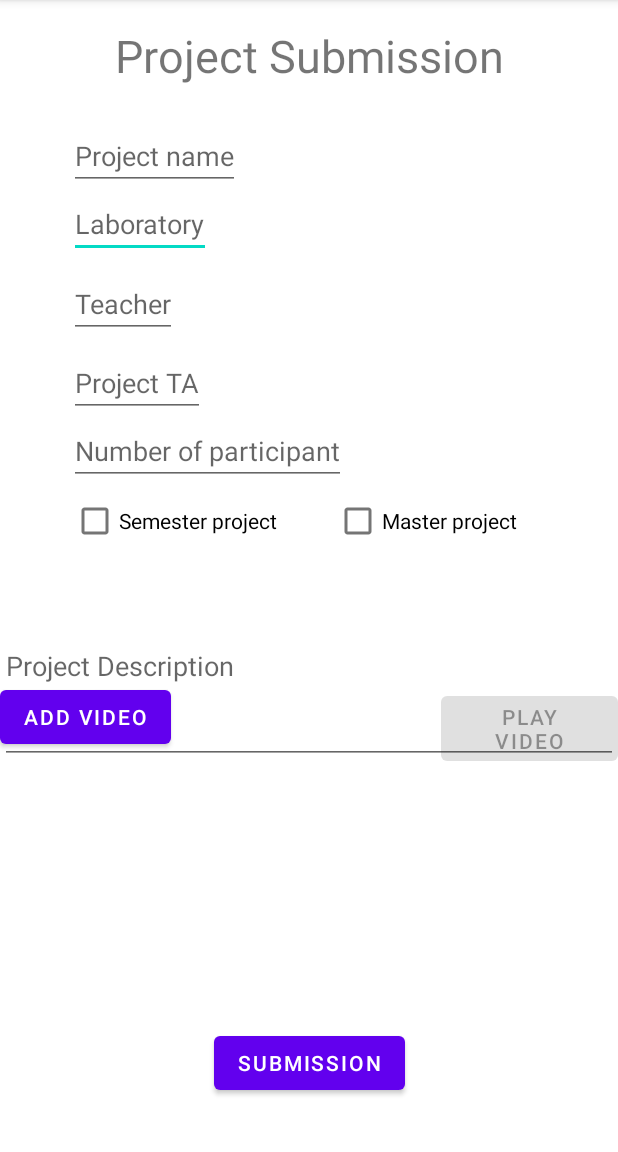
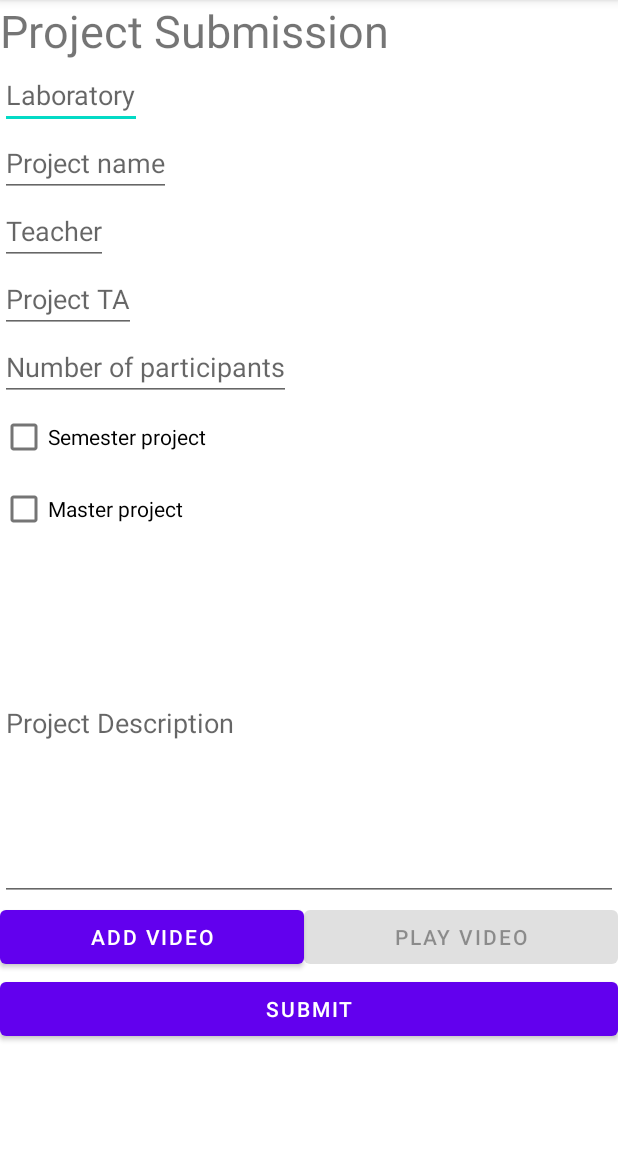
Before and after one commit to asfoury/projmag, an Android app: the Form screen opened directly, with no data from a screen before it, on a phone screen of 412 x 824 dp, the part 84-1236 px from its top. Run offline under Robolectric (Android 15) with nearby library versions, the phone set to English and light mode, and no system bars.

Commit message:
When submiting project can now add a video and see it

```diff
--- a/app/src/main/AndroidManifest.xml
+++ b/app/src/main/AndroidManifest.xml
@@ -1,7 +1,8 @@
 <?xml version="1.0" encoding="utf-8"?>
 <manifest xmlns:android="http://schemas.android.com/apk/res/android"
     package="com.sdp13epfl2021.projmag">
-  <uses-permission
+
+    <uses-permission
         android:name="android.permission.READ_EXTERNAL_STORAGE"
         android:required="true" />
     <application
@@ -11,14 +12,8 @@
         android:roundIcon="@mipmap/ic_launcher_round"
         android:supportsRtl="true"
         android:theme="@style/Theme.Projmag">
-        <activity android:name=".activities.PlayVideoDescription"></activity>
-        <activity android:name=".ProfilePageActivity">
-            <intent-filter>
-                <action android:name="android.intent.action.MAIN" />
-
-                <category android:name="android.intent.category.LAUNCHER" />
-            </intent-filter>
-        </activity>
+        <activity android:name=".activities.PlayVideoDescription" />
+        <activity android:name=".ProfilePageActivity" />
         <activity
             android:name=".activities.ProjectInformationActivity"
             android:parentActivityName=".activities.ProjectsListActivity" />
--- a/app/src/main/java/com/sdp13epfl2021/projmag/MainActivity.kt
+++ b/app/src/main/java/com/sdp13epfl2021/projmag/MainActivity.kt
@@ -27,9 +27,9 @@ class MainActivity : AppCompatActivity() {
         /**If user is not authenticated, send him to SignInActivity to authenticate first.
          * Else send him to DashboardActivity*/
         Handler(Looper.getMainLooper()).postDelayed({
-            if(user != null){
+            if (user != null) {
                 goToProjectsList()
-            }else{
+            } else {
                 goToSignIn()
             }
         }, 2000)
--- a/app/src/main/java/com/sdp13epfl2021/projmag/ProfilePageActivity.kt
+++ b/app/src/main/java/com/sdp13epfl2021/projmag/ProfilePageActivity.kt
@@ -26,7 +26,7 @@ class ProfilePageActivity : AppCompatActivity() {
             val gallery = Intent(Intent.ACTION_PICK, MediaStore.Images.Media.INTERNAL_CONTENT_URI)
             startActivityForResult(gallery, pickImage)
         }
-        }
+    }
 
     override fun onActivityResult(requestCode: Int, resultCode: Int, data: Intent?) {
         super.onActivityResult(requestCode, resultCode, data)
--- a/app/src/main/res/layout/activity_form.xml
+++ b/app/src/main/res/layout/activity_form.xml
@@ -1,11 +1,15 @@
 <?xml version="1.0" encoding="utf-8"?>
-<androidx.constraintlayout.widget.ConstraintLayout xmlns:android="http://schemas.android.com/apk/res/android"
+<ScrollView xmlns:android="http://schemas.android.com/apk/res/android"
     xmlns:app="http://schemas.android.com/apk/res-auto"
     xmlns:tools="http://schemas.android.com/tools"
     android:layout_width="match_parent"
     android:layout_height="match_parent"
     tools:context=".Form">
 
+    <LinearLayout
+        android:layout_width="match_parent"
+        android:layout_height="match_parent"
+        android:orientation="vertical">
 
         <TextView
             android:id="@+id/title_form"
@@ -16,8 +20,7 @@
             app:layout_constraintBottom_toBottomOf="parent"
             app:layout_constraintLeft_toLeftOf="parent"
             app:layout_constraintRight_toRightOf="parent"
-        app:layout_constraintTop_toTopOf="parent"
-        app:layout_constraintVertical_bias="0.023"/>
+            app:layout_constraintTop_toTopOf="parent" />
 
 
         <EditText
@@ -29,42 +32,38 @@
 
             android:inputType="textPersonName"
             app:layout_constraintStart_toStartOf="@+id/form_edit_text_project_name"
-        app:layout_constraintTop_toBottomOf="@+id/form_edit_text_project_name"/>
+            app:layout_constraintTop_toBottomOf="@+id/form_edit_text_project_name" />
 
         <EditText
             android:id="@+id/form_edit_text_project_name"
             android:layout_width="wrap_content"
             android:layout_height="wrap_content"
-        android:layout_marginStart="46dp"
-        android:layout_marginTop="24dp"
             android:autofillHints=""
             android:hint="@string/project_name"
             android:inputType="textPersonName"
             app:layout_constraintStart_toStartOf="parent"
-        app:layout_constraintTop_toBottomOf="@+id/title_form"/>
+            app:layout_constraintTop_toBottomOf="@+id/title_form" />
 
         <EditText
             android:id="@+id/form_edit_text_teacher"
             android:layout_width="wrap_content"
             android:layout_height="wrap_content"
-        android:layout_marginTop="8dp"
             android:autofillHints=""
             android:hint="@string/teacher"
             android:inputType="textPersonName"
             app:layout_constraintStart_toStartOf="@+id/form_edit_text_laboratory"
-        app:layout_constraintTop_toBottomOf="@+id/form_edit_text_laboratory"/>
+            app:layout_constraintTop_toBottomOf="@+id/form_edit_text_laboratory" />
 
         <EditText
             android:id="@+id/form_edit_text_project_TA"
             android:layout_width="wrap_content"
             android:layout_height="wrap_content"
-        android:layout_marginTop="7dp"
             android:autofillHints=""
 
             android:hint="@string/project_TA"
             android:inputType="textPersonName"
             app:layout_constraintStart_toStartOf="@+id/form_edit_text_teacher"
-        app:layout_constraintTop_toBottomOf="@+id/form_edit_text_teacher"/>
+            app:layout_constraintTop_toBottomOf="@+id/form_edit_text_teacher" />
 
         <EditText
             android:id="@+id/form_nb_of_participant"
@@ -80,7 +79,6 @@
             android:id="@+id/form_check_box_SP"
             android:layout_width="wrap_content"
             android:layout_height="wrap_content"
-        android:layout_marginStart="9dp"
             android:text="@string/semester_project"
             app:layout_constraintEnd_toStartOf="@+id/form_check_box_MP"
             app:layout_constraintStart_toStartOf="parent"
@@ -90,7 +88,6 @@
             android:id="@+id/form_check_box_MP"
             android:layout_width="wrap_content"
             android:layout_height="wrap_content"
-        android:layout_marginEnd="29dp"
             android:text="@string/master_project"
             app:layout_constraintEnd_toEndOf="parent"
             app:layout_constraintStart_toEndOf="@+id/form_check_box_SP"
@@ -98,52 +95,54 @@
 
         <EditText
             android:id="@+id/form_project_description"
-        android:layout_width="0dp"
+            android:layout_width="match_parent"
             android:layout_height="wrap_content"
-        android:layout_marginTop="7dp"
             android:autofillHints=""
             android:hint="@string/project_description"
             android:inputType="textMultiLine"
-        android:lines="5"
+            android:lines="10"
             app:layout_constraintEnd_toEndOf="parent"
             app:layout_constraintStart_toStartOf="parent"
             app:layout_constraintTop_toBottomOf="@+id/form_check_box_SP" />
 
+
+        <LinearLayout
+            android:layout_width="match_parent"
+            android:layout_height="wrap_content"
+            android:gravity="center"
+            android:orientation="horizontal"
+            app:layout_constraintBottom_toBottomOf="@id/form_project_description">
+
+            <Button
+                android:id="@+id/add_video"
+                android:layout_width="wrap_content"
+                android:layout_height="wrap_content"
+                android:layout_weight="1"
+                android:text="@string/add_video"
+                app:layout_constraintBottom_toTopOf="@+id/form_button_sub"
+                app:layout_constraintEnd_toEndOf="parent"
+                app:layout_constraintStart_toStartOf="parent"
+                app:layout_constraintTop_toBottomOf="@+id/form_project_description" />
+
+            <Button
+                android:id="@+id/play_video"
+                android:layout_width="wrap_content"
+                android:layout_height="wrap_content"
+                android:layout_weight="1"
+                android:enabled="false"
+                android:text="@string/play_video" />
+        </LinearLayout>
+
         <Button
             android:id="@+id/form_button_sub"
-        android:layout_width="wrap_content"
+            android:layout_width="match_parent"
             android:layout_height="wrap_content"
-        android:layout_marginBottom="35dp"
             android:text="@string/submission"
             app:layout_constraintBottom_toBottomOf="parent"
             app:layout_constraintEnd_toEndOf="parent"
             app:layout_constraintStart_toStartOf="parent" />
 
-    <LinearLayout
-        android:layout_width="match_parent"
-        android:layout_height="wrap_content"
-        app:layout_constraintBottom_toBottomOf="@id/form_project_description"
-        android:orientation="horizontal"
-        >
-        <Button
-            android:id="@+id/add_video"
-            android:layout_width="wrap_content"
-            android:layout_height="wrap_content"
-            android:text="Add Video"
-            app:layout_constraintBottom_toTopOf="@+id/form_button_sub"
-            app:layout_constraintEnd_toEndOf="parent"
-            app:layout_constraintStart_toStartOf="parent"
-            app:layout_constraintTop_toBottomOf="@+id/form_project_description"
-            app:layout_constraintVertical_bias="0.416"
-            android:layout_marginEnd="180dp"/>
-
-        <Button
-            android:id="@+id/play_video"
-            android:layout_width="wrap_content"
-            android:layout_height="wrap_content"
-            android:enabled="false"
-            android:text="Play Video" />
     </LinearLayout>
 
 
-</androidx.constraintlayout.widget.ConstraintLayout>
+</ScrollView>
--- a/app/src/main/res/layout/activity_play_video_description.xml
+++ b/app/src/main/res/layout/activity_play_video_description.xml
@@ -5,11 +5,9 @@
     android:layout_width="match_parent"
     android:layout_height="match_parent"
     tools:context=".activities.PlayVideoDescription">
-
     <VideoView
         android:id="@+id/videoView"
         android:layout_width="match_parent"
-        android:layout_height="match_parent"
-        tools:layout_editor_absoluteX="-60dp"
-        tools:layout_editor_absoluteY="191dp" />
+        android:layout_height="400dp" />
+
 </androidx.constraintlayout.widget.ConstraintLayout>
--- a/app/src/main/res/values/strings.xml
+++ b/app/src/main/res/values/strings.xml
@@ -7,11 +7,11 @@
     <string name="project_name">Project name</string>
     <string name="teacher">Teacher</string>
     <string name="project_TA">Project TA</string>
-    <string name="numberOfParticipant">Number of participant</string>
+    <string name="numberOfParticipant">Number of participants</string>
     <string name="semester_project">Semester project</string>
     <string name="master_project">Master project</string>
     <string name="project_description">Project Description</string>
-    <string name="submission">Submission</string>
+    <string name="submission">Submit</string>
     <string name="LastName">LastName</string>
     <string name="FirstName">FirstName</string>
     <string name="age">Age</string>
@@ -24,4 +24,6 @@
     <string name="search">search</string>
     <string name="profile">profileButton</string>
     <string name="submit">Add a new project to the list</string>
+    <string name="play_video">Play Video</string>
+    <string name="add_video">Add Video</string>
 </resources>
```
Lines whose indentation alone changed are shown as unchanged.
